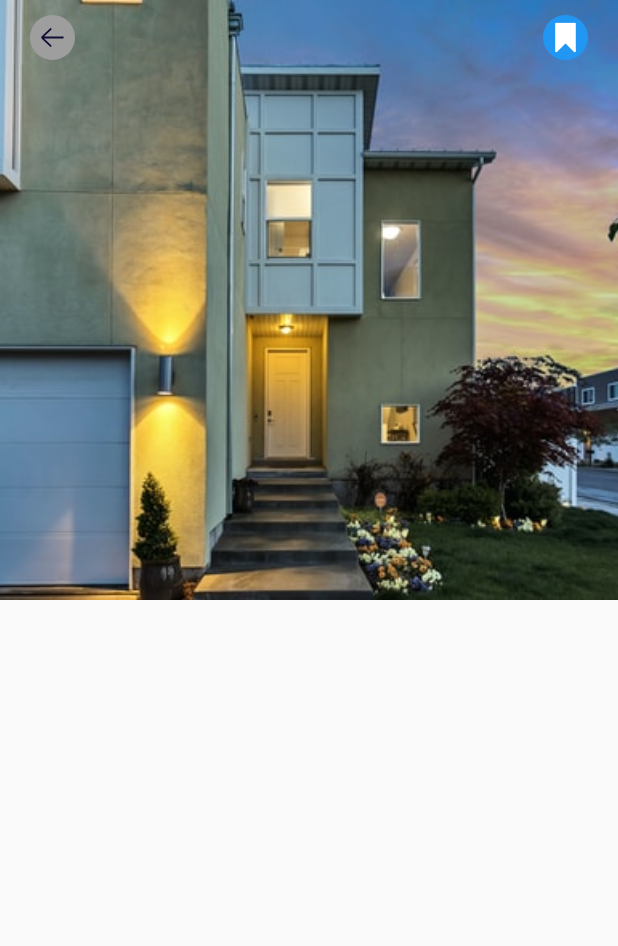
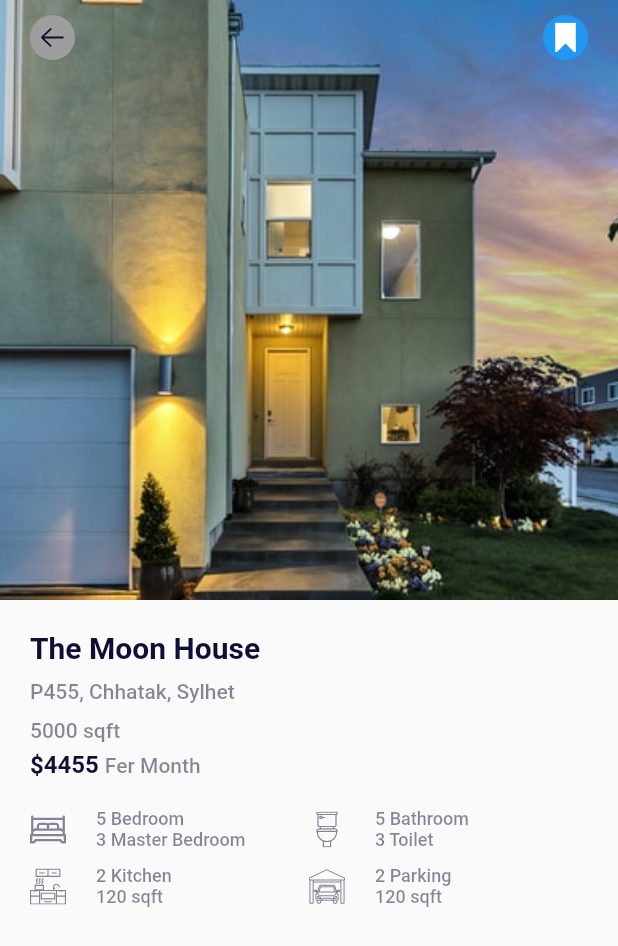
Before and after one commit to kamrunz/rent_app_ui, a Flutter app: the screen it shows after launch, after a tap on "The Moon House", on a phone screen of 412 x 824 dp. Shown: the top 946 px of the screen. Run offline on Flutter 3.47's test engine with Material 2 defaults, Android fonts, the phone set to English and light mode, and no system bars; our stand-ins replace flutter_svg.

Commit message:
house detatil info

```diff
--- a/lib/screens/detail/detail.dart
+++ b/lib/screens/detail/detail.dart
@@ -1,6 +1,8 @@
 import 'package:flutter/material.dart';
 import 'package:rent_app/models/house.dart';
+import 'package:rent_app/widgets/detail/content_intro.dart';
 import 'package:rent_app/widgets/detail/detail_app_bar.dart';
+import 'package:rent_app/widgets/detail/house_info.dart';
 
 class DetailPage extends StatelessWidget {
   final House house;
@@ -11,8 +13,15 @@ class DetailPage extends StatelessWidget {
     return Scaffold(
       body: SingleChildScrollView(
         child: Column(
+          crossAxisAlignment: CrossAxisAlignment.start,
           children: [
             DetailAppBar(house: house),
+            const SizedBox(height: 20),
+            ContentIntro(house: house),
+            SizedBox(
+              height: 20,
+            ),
+            HouseInfo(),
           ],
         ),
       ),
--- /dev/null
+++ b/lib/widgets/detail/content_intro.dart
@@ -0,0 +1,58 @@
+import 'package:flutter/material.dart';
+import 'package:rent_app/models/house.dart';
+
+class ContentIntro extends StatelessWidget {
+  final House house;
+  const ContentIntro({Key? key, required this.house}) : super(key: key);
+
+  @override
+  Widget build(BuildContext context) {
+    return Container(
+      padding: EdgeInsets.symmetric(horizontal: 20),
+      child: Column(
+        crossAxisAlignment: CrossAxisAlignment.start,
+        children: [
+          Text(house.name,
+              style: Theme.of(context)
+                  .textTheme
+                  .headline1!
+                  .copyWith(fontSize: 20, fontWeight: FontWeight.bold)),
+          SizedBox(
+            height: 10,
+          ),
+          Text(
+            house.address,
+            style:
+                Theme.of(context).textTheme.bodyText1!.copyWith(fontSize: 14),
+          ),
+          SizedBox(height: 10),
+          Text(
+            '5000 sqft',
+            style:
+                Theme.of(context).textTheme.bodyText1!.copyWith(fontSize: 14),
+          ),
+          SizedBox(
+            height: 5,
+          ),
+          RichText(
+            text: TextSpan(children: [
+              TextSpan(
+                  text: '\$4455 ',
+                  style: Theme.of(context)
+                      .textTheme
+                      .headline1!
+                      .copyWith(fontSize: 16, fontWeight: FontWeight.bold)),
+              TextSpan(
+                text: 'Fer Month',
+                style: Theme.of(context)
+                    .textTheme
+                    .bodyText1!
+                    .copyWith(fontSize: 14),
+              )
+            ]),
+          )
+        ],
+      ),
+    );
+  }
+}
--- /dev/null
+++ b/lib/widgets/detail/house_info.dart
@@ -0,0 +1,62 @@
+import 'package:flutter/material.dart';
+import 'package:flutter_svg/svg.dart';
+
+class HouseInfo extends StatelessWidget {
+  @override
+  Widget build(BuildContext context) {
+    return Container(
+      padding: EdgeInsets.symmetric(horizontal: 20),
+      child: Column(
+        children: [
+          Row(
+            children: [
+              MenuInfo(
+                  imageUrl: 'assets/icons/bedroom.svg',
+                  content: '5 Bedroom\n3 Master Bedroom'),
+              MenuInfo(
+                  imageUrl: 'assets/icons/bathroom.svg',
+                  content: '5 Bathroom\n3 Toilet'),
+            ],
+          ),
+          SizedBox(height: 10),
+          Row(
+            children: [
+              MenuInfo(
+                  imageUrl: 'assets/icons/kitchen.svg',
+                  content: '2 Kitchen\n120 sqft'),
+              MenuInfo(
+                  imageUrl: 'assets/icons/parking.svg',
+                  content: '2 Parking\n120 sqft'),
+            ],
+          )
+        ],
+      ),
+    );
+  }
+}
+
+class MenuInfo extends StatelessWidget {
+  final String imageUrl;
+  final String content;
+  const MenuInfo({Key? key, required this.imageUrl, required this.content})
+      : super(key: key);
+
+  @override
+  Widget build(BuildContext context) {
+    return Container(
+      child: Expanded(
+        child: Row(
+          children: [
+            SvgPicture.asset(imageUrl),
+            SizedBox(width: 20),
+            Text(
+              content,
+              style:
+                  Theme.of(context).textTheme.bodyText1!.copyWith(fontSize: 12),
+            )
+          ],
+        ),
+      ),
+    );
+  }
+}
--- a/lib/widgets/home/recommended_house.dart
+++ b/lib/widgets/home/recommended_house.dart
@@ -14,17 +14,21 @@ class RecommendedHouse extends StatelessWidget {
         scrollDirection: Axis.horizontal,
         itemBuilder: (context, index) => GestureDetector(
           onTap: () {
-                  Navigator.of(context)
-                      .push(MaterialPageRoute(builder: (context) {
-                    return DetailPage(house: recommendedList[index]);
-                  }));
+            Navigator.of(context).push(
+              MaterialPageRoute(
+                builder: (context) {
+                  return DetailPage(
+                    house: recommendedList[index],
+                  );
+                },
+              ),
+            );
           },
           child: Container(
             width: 230,
             padding: EdgeInsets.all(10),
             decoration: BoxDecoration(
-                      color: Colors.white,
-                      borderRadius: BorderRadius.circular(8)),
+                color: Colors.white, borderRadius: BorderRadius.circular(8)),
             child: Stack(
               children: [
                 Container(
@@ -55,16 +59,17 @@ class RecommendedHouse extends StatelessWidget {
                         Column(
                           crossAxisAlignment: CrossAxisAlignment.start,
                           children: [
-                                    Text(recommendedList[index].name,
+                            Text(
+                              recommendedList[index].name,
                               style: Theme.of(context)
                                   .textTheme
                                   .headline1!
                                   .copyWith(
                                     fontSize: 16,
-                                                fontWeight: FontWeight.bold)),
-                                    SizedBox(
-                                      height: 5,
+                                    fontWeight: FontWeight.bold,
                                   ),
+                            ),
+                            const SizedBox(height: 5),
                             Text(
                               recommendedList[index].address,
                               style: Theme.of(context)
@@ -72,22 +77,25 @@ class RecommendedHouse extends StatelessWidget {
                                   .bodyText1!
                                   .copyWith(
                                     fontSize: 12,
-                                              fontWeight: FontWeight.bold),
-                                    )
+                                    fontWeight: FontWeight.bold,
+                                  ),
+                            ),
                           ],
                         ),
                         CircleIconButton(
                             iconUrl: 'assets/icons/mark.svg',
-                                    color: Theme.of(context).accentColor)
+                            color: Theme.of(context).errorColor)
                       ],
                     ),
-                          ))
+                  ),
+                )
               ],
             ),
           ),
         ),
-          separatorBuilder: (_, index) => SizedBox(width: 20),
-          itemCount: recommendedList.length),
+        separatorBuilder: (_, index) => const SizedBox(width: 20),
+        itemCount: recommendedList.length,
+      ),
     );
   }
 }
```
Lines whose indentation alone changed are shown as unchanged.
